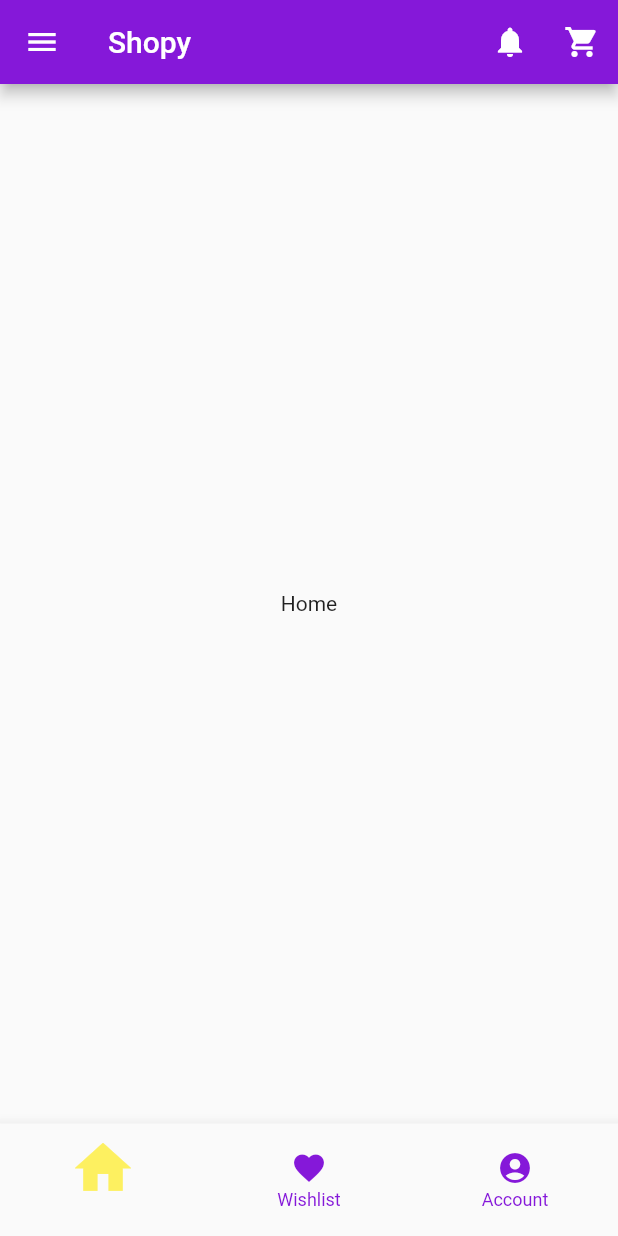
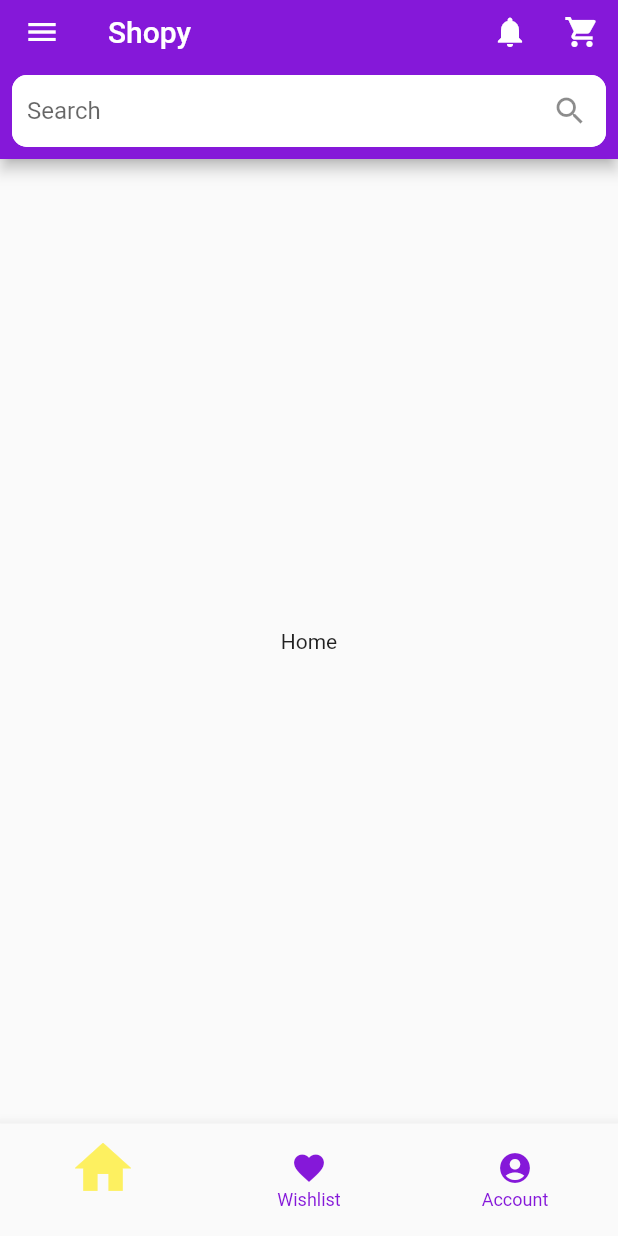
Before and after one commit to RGTechno/E-Commerce-App, a Flutter app: the screen it shows after launch, on a phone screen of 412 x 824 dp. Run offline on Flutter 3.47's test engine with Material 2 defaults, Android fonts, the phone set to English and light mode, and no system bars.

Commit message:
search bar

```diff
--- a/lib/screens/Home_Screen.dart
+++ b/lib/screens/Home_Screen.dart
@@ -7,7 +7,7 @@ class HomeScreen extends StatelessWidget {
   Widget build(BuildContext context) {
     return Scaffold(
       drawer: AppDrawer(),
-      appBar: Header(context),
+      appBar: appHeader(context),
       body: Center(
         child: Text("Home"),
       ),
--- a/lib/widgets/AppBar.dart
+++ b/lib/widgets/AppBar.dart
@@ -1,8 +1,43 @@
 import 'package:flutter/material.dart';
 
-AppBar Header(BuildContext context) {
+AppBar appHeader(BuildContext context) {
   final appBar = AppBar(
     title: Text("Shopy"),
+    bottom: PreferredSize(
+      child: Container(
+        child: Padding(
+          padding: const EdgeInsets.all(8.0),
+          child: TextField(
+            decoration: InputDecoration(
+              labelText: "Search",
+              floatingLabelBehavior: FloatingLabelBehavior.never,
+              suffixIcon: Icon(Icons.search),
+              hintText: "Search Shopy",
+              border: InputBorder.none,
+              contentPadding: EdgeInsets.symmetric(
+                horizontal: 10,
+                vertical: 5,
+              ),
+              enabledBorder: OutlineInputBorder(
+                borderRadius: BorderRadius.circular(10),
+                gapPadding: 10,
+                borderSide: BorderSide(color: Colors.white),
+              ),
+              focusedBorder: OutlineInputBorder(
+                borderRadius: BorderRadius.circular(10),
+                borderSide: BorderSide(
+                    width: 2.5, color: Theme.of(context).accentColor),
+                gapPadding: 10,
+              ),
+              fillColor: Colors.white,
+              filled: true,
+            ),
+            style: TextStyle(color: Colors.white),
+          ),
+        ),
+      ),
+      preferredSize: Size.fromHeight(50),
+    ),
     actions: [
       IconButton(
         onPressed: () {},
```
